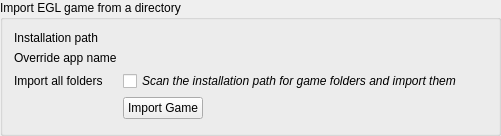
Before: the Qt Designer form rare/ui/components/tabs/games/import_sync/import_group.ui in RareDevs/Rare, drawn with Qt 5.
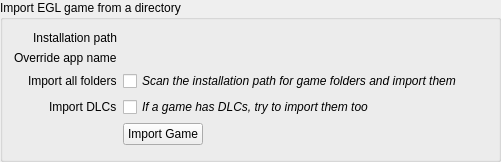
After: the same form once the commit is applied.

Commit message: ImportGroup: Add option to import DLCs

The edit to the form file:
```diff
--- a/rare/ui/components/tabs/games/import_sync/import_group.ui
+++ b/rare/ui/components/tabs/games/import_sync/import_group.ui
@@ -7,7 +7,7 @@
     <x>0</x>
     <y>0</y>
     <width>501</width>
-    <height>136</height>
+    <height>162</height>
    </rect>
   </property>
   <property name="windowTitle">
@@ -20,6 +20,9 @@
    <string>Import EGL game from a directory</string>
   </property>
   <layout class="QFormLayout" name="formLayout">
+   <property name="labelAlignment">
+    <set>Qt::AlignRight|Qt::AlignTrailing|Qt::AlignVCenter</set>
+   </property>
    <item row="0" column="0">
     <widget class="QLabel" name="path_edit_label">
      <property name="text">
@@ -59,7 +62,26 @@
      </property>
     </widget>
    </item>
+   <item row="3" column="0">
+    <widget class="QLabel" name="import_dlcs_label">
+     <property name="text">
+      <string>Import DLCs</string>
+     </property>
+    </widget>
+   </item>
    <item row="3" column="1">
+    <widget class="QCheckBox" name="import_dlcs_check">
+     <property name="font">
+      <font>
+       <italic>true</italic>
+      </font>
+     </property>
+     <property name="text">
+      <string>If a game has DLCs, try to import them too</string>
+     </property>
+    </widget>
+   </item>
+   <item row="4" column="1">
     <layout class="QHBoxLayout" name="button_info_layout">
      <item>
       <widget class="QPushButton" name="import_button">
```
The commit also changes 2 other files.
